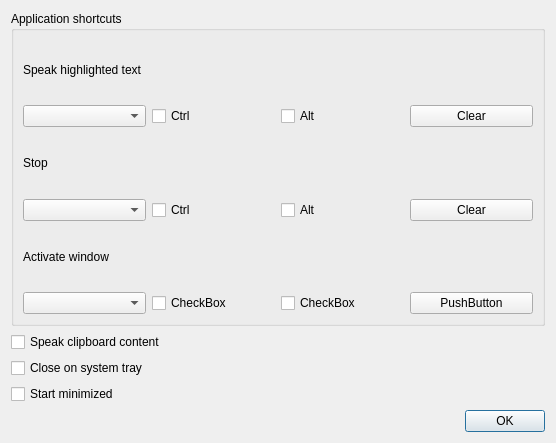
The window that desktop/src/optionsDialog.ui (nstrikos/androidSpeak) describes before a commit, drawn with Qt 5.
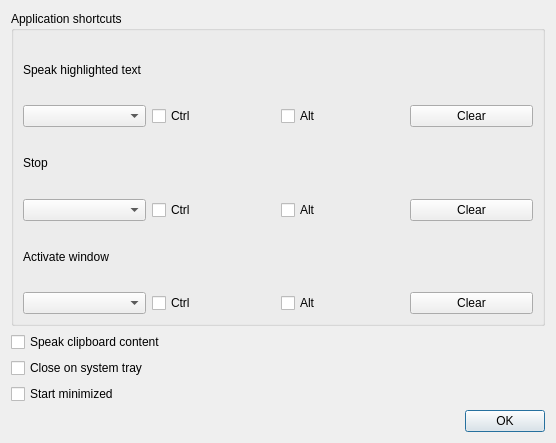
The same window after the commit.

```diff
--- a/desktop/src/optionsDialog.ui
+++ b/desktop/src/optionsDialog.ui
@@ -115,21 +115,21 @@
           <item>
            <widget class="QCheckBox" name="checkBox_8">
             <property name="text">
-             <string>CheckBox</string>
+             <string>Ctrl</string>
             </property>
            </widget>
           </item>
           <item>
            <widget class="QCheckBox" name="checkBox_9">
             <property name="text">
-             <string>CheckBox</string>
+             <string>Alt</string>
             </property>
            </widget>
           </item>
           <item>
            <widget class="QPushButton" name="pushButton_3">
             <property name="text">
-             <string>PushButton</string>
+             <string>Clear</string>
             </property>
            </widget>
           </item>
```
Left out of the diff: 6 changed lines with no effect on the pictures.
